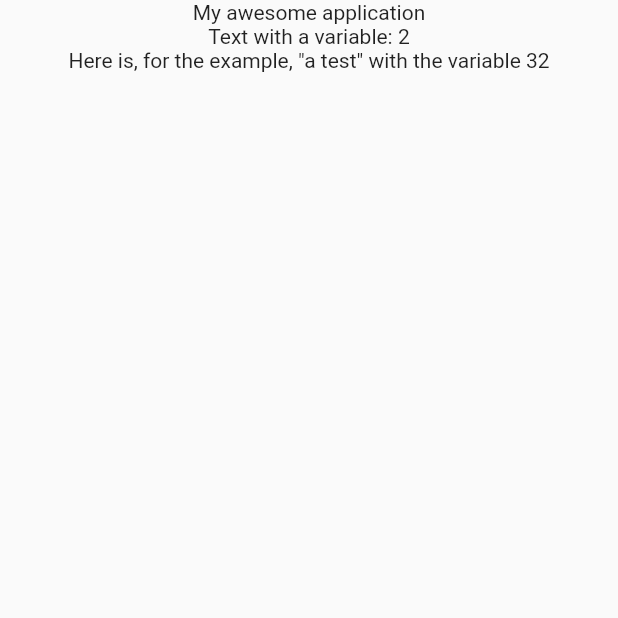
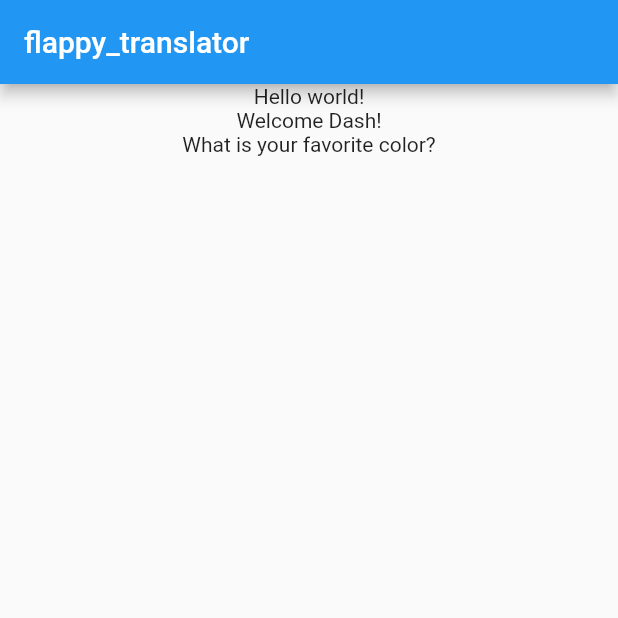
Before and after one commit to smartnsoft/FlappyTranslator, a Flutter app: the screen it shows after launch, on a phone screen of 412 x 824 dp, the top half of it. Run offline on Flutter 3.47's test engine with Material 2 defaults, Android fonts, the light colour scheme and no system bars; our stand-ins replace csv; missing offline and left inert: dart_style, excel.

Commit message:
Feature/update example add web macos (#47)
* Updates example to support macOS and web, while upgrading Android and iOS projects
* Simplifies example to three keys, three languages with one regional variant
* Ensure file cleanup during tests

```diff
--- a/example/lib/i18n.dart
+++ b/example/lib/i18n.dart
@@ -7,58 +7,46 @@ import 'package:flutter/widgets.dart';
 
 /// A class generated by flappy_translator package containing localized strings
 class I18n {
-  String get appTitle => _getText("appTitle");
+  String get plainText => _getText("plainText");
 
-  String get subtitle => _getText("subtitle");
+  String welcome({
+    required String name,
+  }) =>
+      _getText("welcome").replaceAll("%name\$s", name);
 
-  String description({
-    required String var1,
-  }) =>
-      _getText("description").replaceAll("%1\$s", var1);
-
-  String littleTest({
-    required int age,
-  }) =>
-      _getText("littleTest").replaceAll("%age\$d", age.toString());
+  String get favoriteColor => _getText("favoriteColor");
 
   static late Map<String, String> _localizedValues;
 
   static const _frValues = {
-    "appTitle": "Ma super application",
-    "subtitle": "Un sous titre",
-    "description": "Un texte avec une variable : %1\$s",
-    "littleTest": "Voici, pour l'exemple, \"un test\" avec la variable %age\$d",
+    "plainText": "Bonjour le monde!",
+    "welcome": "Bienvenu %name\$s!",
+    "favoriteColor": "Quelle est votre couleur préférée?",
   };
 
   static const _enValues = {
-    "appTitle": "My awesome application",
-    "subtitle": "A subtitle",
-    "description": "Text with a variable: %1\$s",
-    "littleTest":
-        "Here is, for the example, \"a test\" with the variable %age\$d",
+    "plainText": "Hello world!",
+    "welcome": "Welcome %name\$s!",
+    "favoriteColor": "What is your favorite color?",
   };
 
-  static const _esValues = {
-    "appTitle": "Mi gran application",
-    "subtitle": "Un subtitulò",
-    "description": "Un texto con una variable : %1\$s",
-    "littleTest":
-        "Aqui esta, por ejemplo, \"una prueba\" con la variable %age\$d",
+  static const _enGBValues = {
+    "plainText": "Hello world!",
+    "welcome": "Welcome %name\$s!",
+    "favoriteColor": "What is your favourite colour?",
   };
 
-  static const _deCHValues = {
-    "appTitle": "Meine tolle App",
-    "subtitle": "Ein Untertitel",
-    "description": "Text mit einer Variable: %1\$s",
-    "littleTest":
-        "Hier ist, zum Beispiel, \"ein Test\" mit der Variable %age\$d",
+  static const _deValues = {
+    "plainText": "Hallo Welt!",
+    "welcome": "Willkommen %name\$s!",
+    "favoriteColor": "Was ist deine Lieblingsfarbe?",
   };
 
   static const _allValues = {
     "fr": _frValues,
     "en": _enValues,
-    "es": _esValues,
-    "de_CH": _deCHValues,
+    "en_GB": _enGBValues,
+    "de": _deValues,
   };
 
   I18n(Locale locale) : _locale = locale {
@@ -89,8 +77,8 @@ class I18nDelegate extends LocalizationsDelegate<I18n> {
   static final Set<Locale> supportedLocals = {
     Locale('fr'),
     Locale('en'),
-    Locale('es'),
-    Locale('de', 'CH'),
+    Locale('en', 'GB'),
+    Locale('de'),
   };
 
   @override
--- a/example/lib/main.dart
+++ b/example/lib/main.dart
@@ -13,6 +13,7 @@ class MyApp extends StatelessWidget {
         const I18nDelegate(),
         GlobalMaterialLocalizations.delegate,
         GlobalWidgetsLocalizations.delegate,
+        GlobalCupertinoLocalizations.delegate,
       ],
       supportedLocales: I18nDelegate.supportedLocals,
       home: Home(),
@@ -24,15 +25,16 @@ class Home extends StatelessWidget {
   @override
   Widget build(BuildContext context) {
     return Scaffold(
-      body: SafeArea(
-        child: Center(
-          child: Column(
-            children: <Widget>[
-              Text(I18n.of(context).appTitle),
-              Text(I18n.of(context).description(var1: '2')),
-              Text(I18n.of(context).littleTest(age: 32)),
-            ],
-          ),
+      appBar: AppBar(
+        title: Text('flappy_translator'),
+      ),
+      body: Center(
+        child: Column(
+          children: <Widget>[
+            Text(I18n.of(context).plainText),
+            Text(I18n.of(context).welcome(name: 'Dash')),
+            Text(I18n.of(context).favoriteColor),
+          ],
         ),
       ),
     );
--- a/example/pubspec.yaml
+++ b/example/pubspec.yaml
@@ -1,5 +1,6 @@
 name: example
 description: An example for flappy_translator package.
+publish_to: 'none'
 version: 1.0.0+1
 
 environment:
--- a/example/test.csv
+++ b/example/test.csv
@@ -1,5 +1,4 @@
-keys,fr,en,es,de_CH
-appTitle,Ma super application,My awesome application,Mi gran application,Meine tolle App
-subtitle,Un sous titre,A subtitle,Un subtitulò,Ein Untertitel
-description,Un texte avec une variable : %1$s,Text with a variable: %1$s,Un texto con una variable : %1$s,Text mit einer Variable: %1$s
-littleTest,"Voici, pour l'exemple, ""un test"" avec la variable %age$d","Here is, for the example, ""a test"" with the variable %age$d","Aqui esta, por ejemplo, ""una prueba"" con la variable %age$d","Hier ist, zum Beispiel, ""ein Test"" mit der Variable %age$d"
+keys,fr,en,en_GB,de
+plainText,Bonjour le monde!,Hello world!,Hello world!,Hallo Welt!
+welcome,Bienvenu %name$s!,Welcome %name$s!,Welcome %name$s!,Willkommen %name$s!
+favoriteColor,Quelle est votre couleur préférée?,What is your favorite color?,What is your favourite colour?,Was ist deine Lieblingsfarbe?
--- a/lib/src/services/flappy_translator.dart
+++ b/lib/src/services/flappy_translator.dart
@@ -23,7 +23,7 @@ class FlappyTranslator {
     bool? exposeGetString,
     bool? exposeLocaStrings,
     bool? exposeLocaleMaps,
-  }) async {
+  }) {
     final file = File(inputFilePath);
     Validator.validateFile(file);
 
```
Also changed, not shown: example/pubspec.lock, 48 other files.
